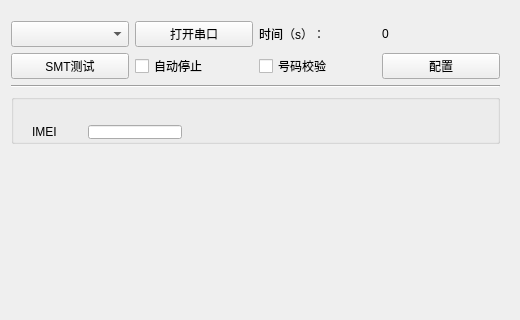
First picture: the form in JawaySMTTool/widget.ui, repository qianniu123/JawayTool, before the edit; both pictures show x 0 to 520 and y 0 to 320 of the 520 by 629 pixel window.
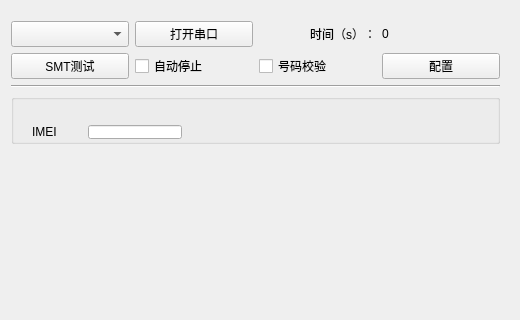
Second picture: the form after the edit. Icons and pictures are not drawn.

Diff of the .ui file:
```diff
--- a/JawaySMTTool/widget.ui
+++ b/JawaySMTTool/widget.ui
@@ -56,9 +56,15 @@
         </item>
         <item>
          <widget class="QLabel" name="label">
+          <property name="layoutDirection">
+           <enum>Qt::LeftToRight</enum>
+          </property>
           <property name="text">
            <string>时间（s）：</string>
           </property>
+          <property name="alignment">
+           <set>Qt::AlignRight|Qt::AlignTrailing|Qt::AlignVCenter</set>
+          </property>
          </widget>
         </item>
         <item>
```
Left out of the diff: 4 changed lines with no effect on the pictures.
